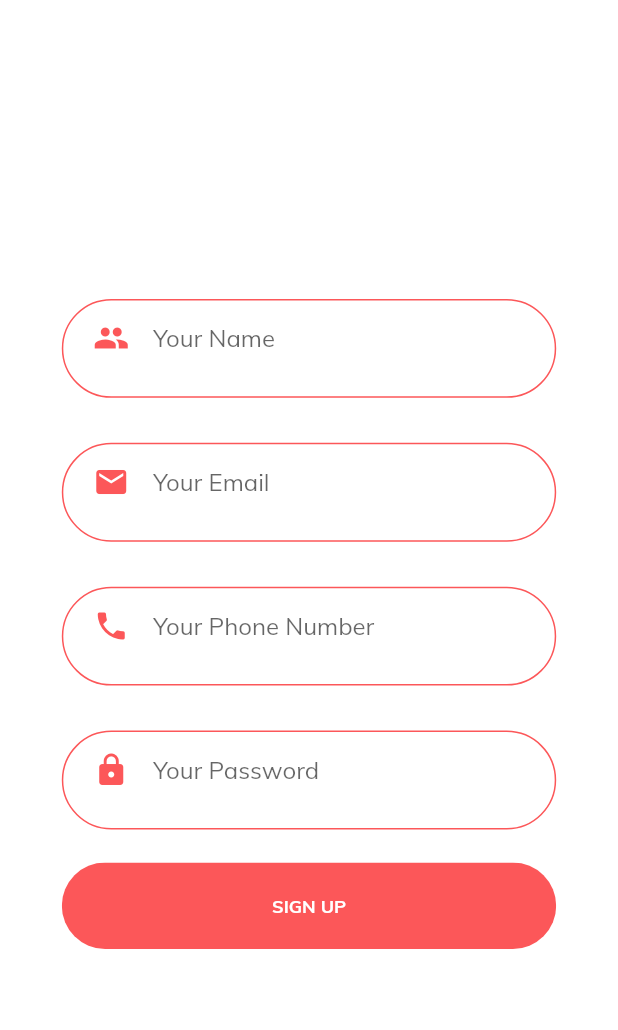
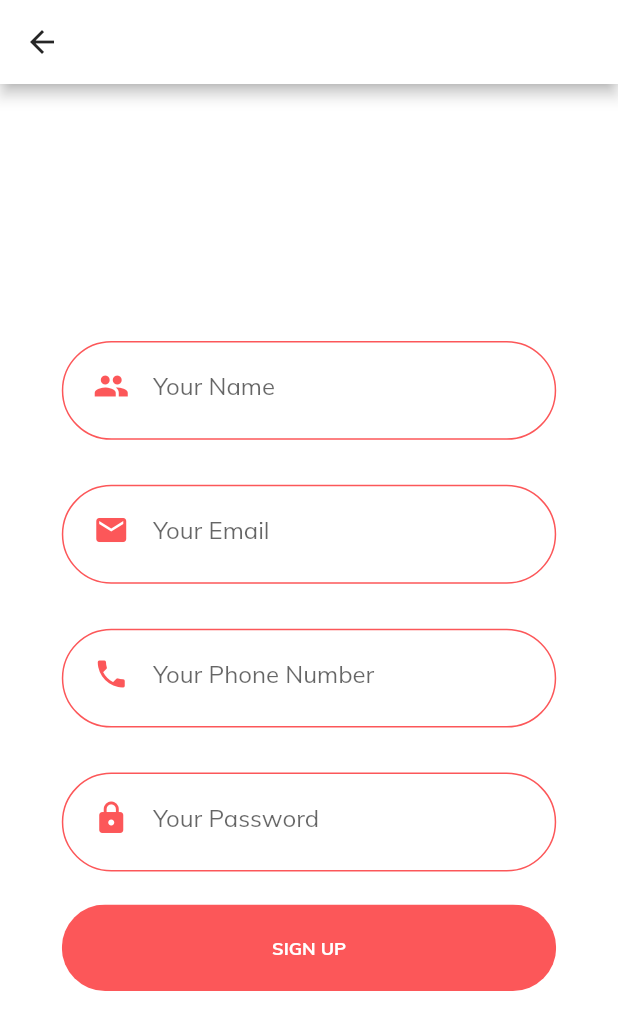
Before and after one commit to icadpratama/kurir_app, a Flutter app: the SignupScreen screen opened directly, on a phone screen of 412 x 824 dp. Shown: the top 1030 px of the screen. Run offline on Flutter 3.47's test engine with Material 2 defaults, Android fonts, the phone set to English and light mode, and no system bars.

```diff
--- a/lib/Screens/Signup/signup_screen.dart
+++ b/lib/Screens/Signup/signup_screen.dart
@@ -1,10 +1,19 @@
 import 'package:flutter/material.dart';
 import 'package:kurirapp/Screens/Signup/components/body.dart';
+import 'package:kurirapp/constants.dart';
 
 class SignupScreen extends StatelessWidget {
   @override
   Widget build(BuildContext context) {
     return Scaffold(
+      appBar: AppBar(
+        iconTheme: IconThemeData(color: kPrimaryBlack),
+        title: const Text(
+          '',
+          style: TextStyle(color: kPrimaryBlack),
+        ),
+        backgroundColor: Colors.white,
+      ),
       body: Body(),
     );
   }
--- a/lib/components/text_field_container.dart
+++ b/lib/components/text_field_container.dart
@@ -10,7 +10,7 @@ class TextFieldContainer extends StatelessWidget {
     Size size = MediaQuery.of(context).size;
     return Container(
       margin: EdgeInsets.symmetric(vertical: 15),
-      padding: EdgeInsets.symmetric(horizontal: 20, vertical: 1),
+      padding: EdgeInsets.symmetric(horizontal: 20, vertical: 5),
       width: size.width * 0.8,
       height: size.height * 0.08,
       decoration: BoxDecoration(
```
Also changed, not shown: 3 other files.
